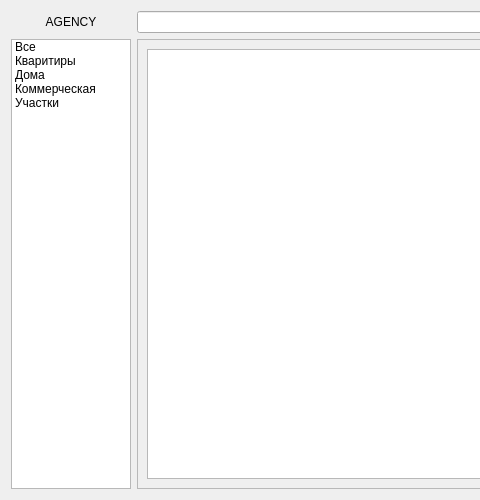
Before: the Qt Designer form ui/main.ui in lirthu/agency_for_college, drawn with Qt 5; both pictures show x 0 to 480 and y 0 to 500 of the 800 by 500 pixel window.
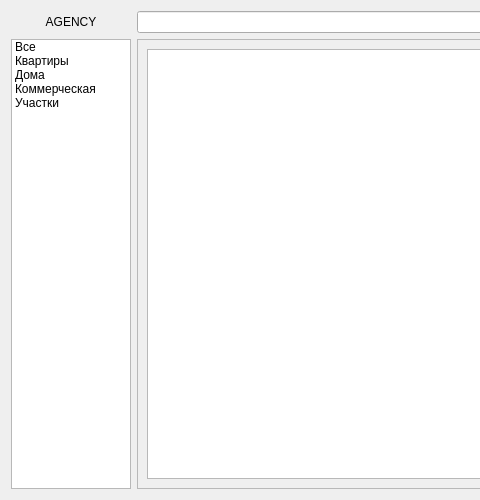
After: the same form once the commit is applied.

```diff
--- a/ui/main.ui
+++ b/ui/main.ui
@@ -89,7 +89,7 @@
      </item>
      <item>
       <property name="text">
-       <string>Кваритиры</string>
+       <string>Квартиры</string>
       </property>
      </item>
      <item>
```
Left out of the diff: 4 changed lines with no effect on the pictures.
